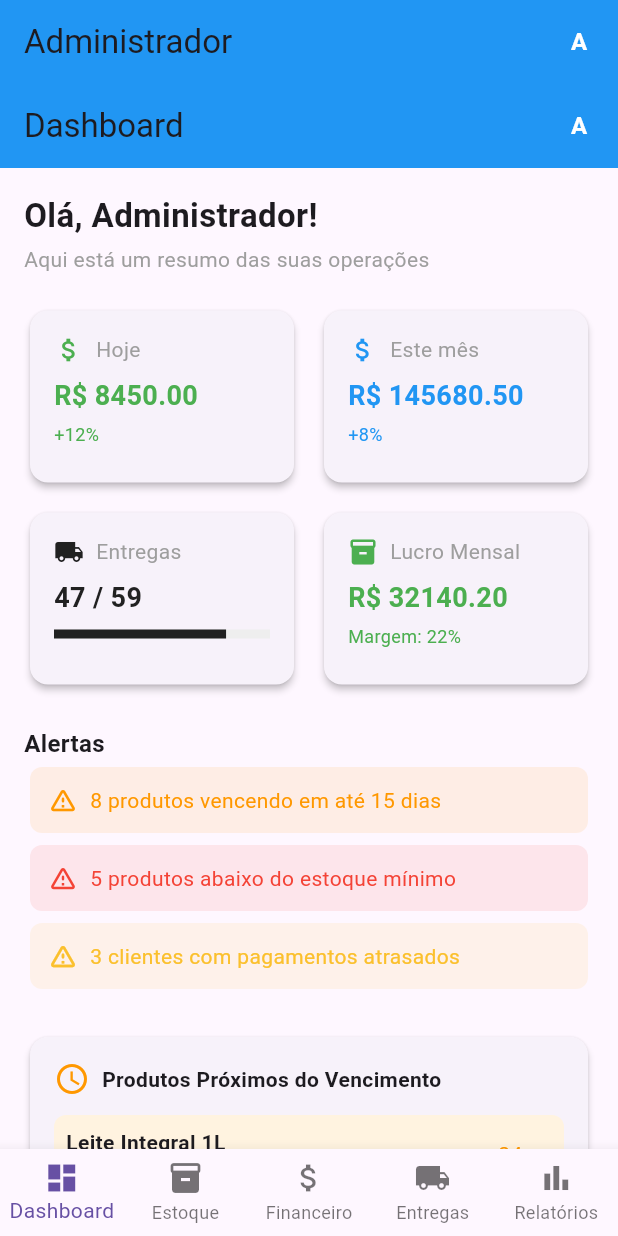
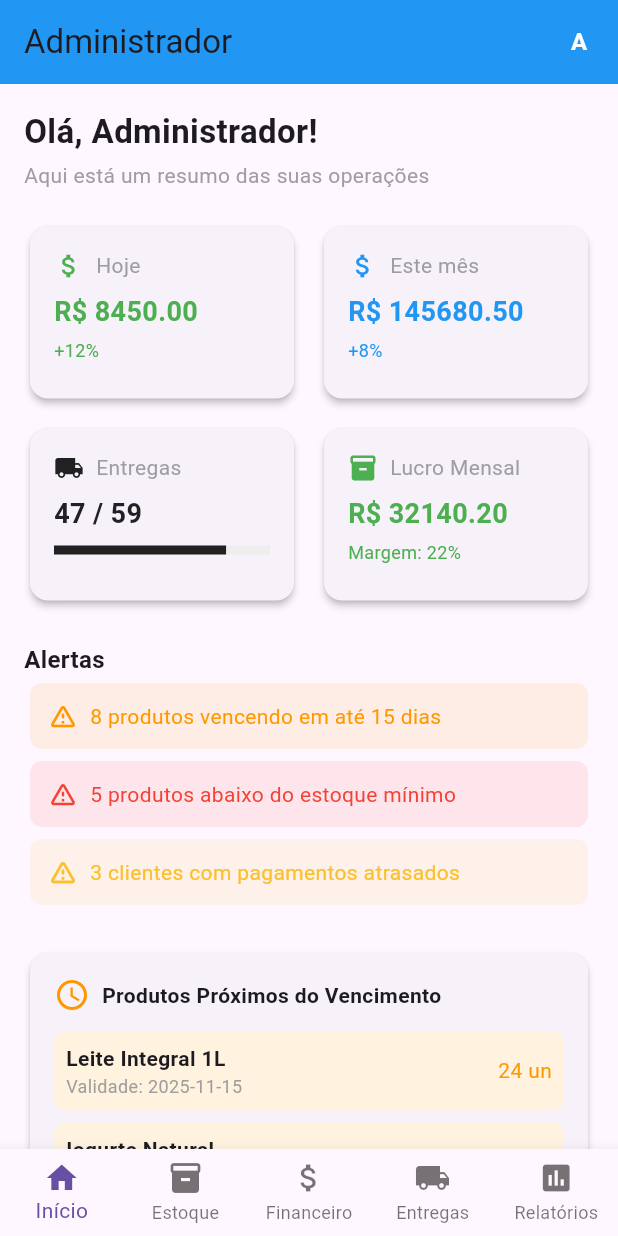
Before and after one commit to jooaonnz/Eskelbel-Gestao_inteligente, a Flutter app: the screen it shows after launch, after a tap on "Entrar", on a phone screen of 412 x 824 dp. Run offline on Flutter 3.47's test engine with Material 3 defaults, Android fonts, the phone set to English and light mode, and no system bars.

Commit message:
fix: removido feature de navigation em Adminstrador no Entregas

```diff
--- a/lib/src/features/admin/views/admin_page.dart
+++ b/lib/src/features/admin/views/admin_page.dart
@@ -15,7 +15,7 @@ class AdminPage extends StatefulWidget {
 }
 
 class _AdminPageState extends State<AdminPage> {
-  int currentTabIndex = 0;
+  int _selectedIndex = 0;
 
   final List<({String label, IconData icon})> tabs = [
     (label: 'Dashboard', icon: Icons.dashboard),
@@ -36,27 +36,45 @@ class _AdminPageState extends State<AdminPage> {
         ],
       ),
       body: IndexedStack(
-        index: currentTabIndex,
+        index: _selectedIndex,
         children: [
-          DashboardPage(user: widget.user),
-          InventoryPage(user: widget.user),
-          FinancialPage(user: widget.user),
-          DriverPage(user: widget.user),
+          DashboardPage(user: widget.user, showAppBar: false),
+          InventoryPage(user: widget.user, showAppBar: false),
+          FinancialPage(user: widget.user, showAppBar: false),
+          DriverPage(user: widget.user, showAppBar: false, showNavigationBar: false,),
           AdminReportsView(user: widget.user),
         ],
       ),
       bottomNavigationBar: BottomNavigationBar(
-        currentIndex: currentTabIndex,
-        onTap: (index) => setState(() => currentTabIndex = index),
+        currentIndex: _selectedIndex,
+        onTap: (index) {
+          setState(() {
+            _selectedIndex = index;
+          });
+        },
         type: BottomNavigationBarType.fixed,
-        items: tabs
-            .map(
-              (tab) => BottomNavigationBarItem(
-                icon: Icon(tab.icon),
-                label: tab.label,
-              ),
-            )
-            .toList(),
+        items: const [
+          BottomNavigationBarItem(
+            icon: Icon(Icons.home),
+            label: 'Início',
+          ),
+          BottomNavigationBarItem(
+            icon: Icon(Icons.inventory),
+            label: 'Estoque',
+          ),
+          BottomNavigationBarItem(
+            icon: Icon(Icons.attach_money),
+            label: 'Financeiro',
+          ),
+          BottomNavigationBarItem(
+            icon: Icon(Icons.local_shipping),
+            label: 'Entregas',
+          ),
+          BottomNavigationBarItem(
+            icon: Icon(Icons.assessment),
+            label: 'Relatórios',
+          ),
+        ],
       ),
     );
   }
--- a/lib/src/features/dashboard/views/dashboard_page.dart
+++ b/lib/src/features/dashboard/views/dashboard_page.dart
@@ -3,7 +3,13 @@ import '../../../shared/widgets/user_menu.dart';
 
 class DashboardPage extends StatelessWidget {
   final Map<String, dynamic> user;
-  const DashboardPage({Key? key, required this.user}) : super(key: key);
+  final bool showAppBar;
+
+  const DashboardPage({
+    Key? key,
+    required this.user,
+    this.showAppBar= true,
+  }) : super(key:key);
 
   @override
   Widget build(BuildContext context) {
@@ -32,13 +38,15 @@ class DashboardPage extends StatelessWidget {
     ];
 
     return Scaffold(
-      appBar: AppBar(
+      appBar : showAppBar
+      ?  AppBar(
         title: const Text('Dashboard'),
         backgroundColor: Colors.blue,
         actions: [
           UserMenu(user: user),
         ],
-      ),
+      )
+      : null,
       body: SingleChildScrollView(
         padding: const EdgeInsets.all(16),
         child: Column(
--- a/lib/src/features/driver/views/driver_page.dart
+++ b/lib/src/features/driver/views/driver_page.dart
@@ -5,7 +5,15 @@ import 'driver_deliveries_view.dart';
 
 class DriverPage extends StatefulWidget {
   final Map<String, dynamic> user;
-  const DriverPage({Key? key, required this.user}) : super(key: key);
+ final bool showAppBar;
+ final bool showNavigationBar;
+
+  const DriverPage({
+    Key? key,
+    required this.user,
+    this.showAppBar = true,
+    this.showNavigationBar = true,
+    }) : super(key: key);
 
   @override
   State<DriverPage> createState() => _DriverPageState();
@@ -17,13 +25,15 @@ class _DriverPageState extends State<DriverPage> {
   @override
   Widget build(BuildContext context) {
     return Scaffold(
-      appBar: AppBar(
+      appBar: widget.showAppBar
+      ? AppBar(
         title: const Text('Motorista'),
         backgroundColor: Colors.blue,
         actions: [
           UserMenu(user: widget.user),
         ],
-      ),
+      )
+      : null,
       body: IndexedStack(
         index: currentTabIndex,
         children: [
@@ -31,7 +41,8 @@ class _DriverPageState extends State<DriverPage> {
           DriverDeliveriesView(user: widget.user),
         ],
       ),
-      bottomNavigationBar: BottomNavigationBar(
+      bottomNavigationBar: widget.showNavigationBar
+      ? BottomNavigationBar(
         currentIndex: currentTabIndex,
         onTap: (index) => setState(() => currentTabIndex = index),
         items: const [
@@ -44,7 +55,8 @@ class _DriverPageState extends State<DriverPage> {
             label: 'Entregas',
           ),
         ],
-      ),
+      )
+      : null,
     );
   }
 }
--- a/lib/src/features/financial/views/financial_page.dart
+++ b/lib/src/features/financial/views/financial_page.dart
@@ -4,7 +4,13 @@ import '../../../shared/widgets/user_menu.dart';
 
 class FinancialPage extends StatefulWidget {
   final Map<String, dynamic> user;
-  const FinancialPage({Key? key, required this.user}) : super(key: key);
+  final bool showAppBar;
+
+  const FinancialPage({
+    Key? key,
+    required this.user,
+    this.showAppBar = true,
+    }) : super(key: key);
 
   @override
   State<FinancialPage> createState() => _FinancialPageState();
@@ -126,13 +132,15 @@ class _FinancialPageState extends State<FinancialPage> {
   @override
   Widget build(BuildContext context) {
     return Scaffold(
-      appBar: AppBar(
+      appBar: widget.showAppBar
+      ? AppBar(
         title: const Text('Gestão Financeira'),
         backgroundColor: Colors.blue,
         actions: [
           UserMenu(user: widget.user),
         ],
-      ),
+      )
+      : null,
       body: SingleChildScrollView(
         child: Column(
           children: [
--- a/lib/src/features/inventory/views/inventory_page.dart
+++ b/lib/src/features/inventory/views/inventory_page.dart
@@ -4,7 +4,13 @@ import '../../../shared/widgets/user_menu.dart';
 
 class InventoryPage extends StatefulWidget {
   final Map<String, dynamic> user;
-  const InventoryPage({Key? key, required this.user}) : super(key: key);
+  final bool showAppBar;
+
+  const InventoryPage({
+    Key? key,
+    required this.user,
+    this.showAppBar = true,
+    }) : super(key: key);
 
   @override
   State<InventoryPage> createState() => _InventoryPageState();
@@ -130,13 +136,15 @@ class _InventoryPageState extends State<InventoryPage> {
     final expiringCount = expiringProducts.length;
 
     return Scaffold(
-      appBar: AppBar(
+      appBar: widget.showAppBar
+      ? AppBar(
         title: const Text('Gestão de Estoque'),
         backgroundColor: Colors.blue,
         actions: [
           UserMenu(user: widget.user),
         ],
-      ),
+      )
+      : null,
       body: SingleChildScrollView(
         child: Column(
           children: [
```
Also changed, not shown: 1 other file.
